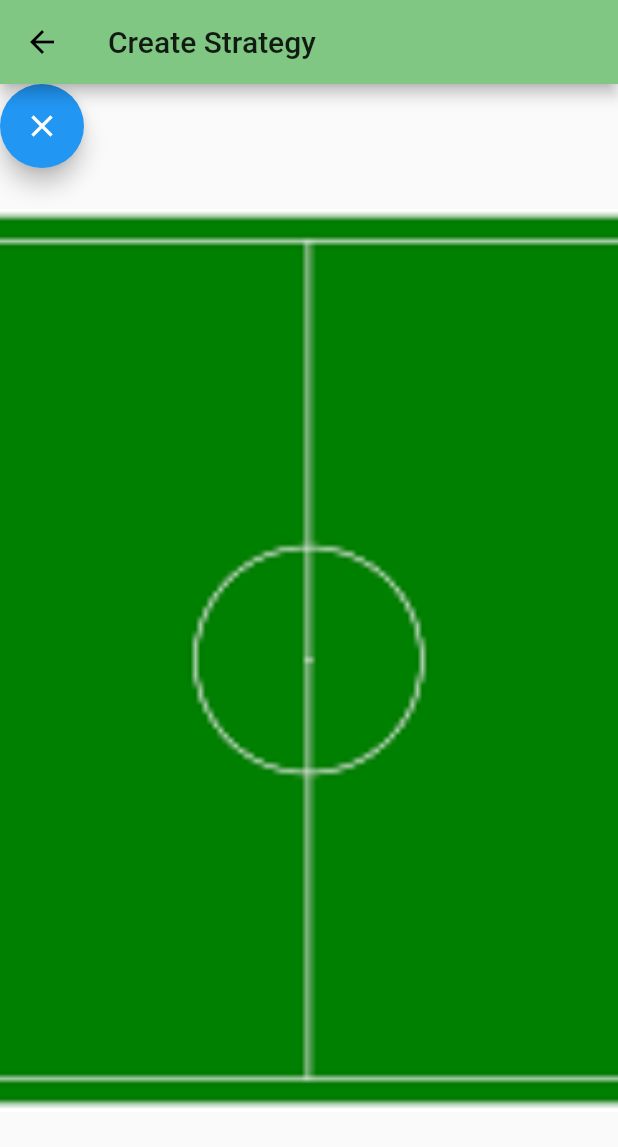
After one commit to emchughes/iCoachSports, a Flutter app: the CreateStrategyScreen screen opened by its route, after a tap on the "clear" icon, on a phone screen of 412 x 824 dp. The commit adds this screen. Shown: the top 1147 px of the screen. Run offline on Flutter 3.47's test engine with Material 2 defaults, Android fonts, the phone set to English and light mode, and no system bars; our stand-ins replace cloud_firestore, firebase_auth, firebase_core, google_fonts; accounts and stored records are empty.

Commit message:
Soccerboard touch screen working-nosave yet

```diff
--- a/lib/main.dart
+++ b/lib/main.dart
@@ -3,6 +3,7 @@ import 'package:flutter/material.dart';
 import 'package:iCoachSports/screens/addteam_screen.dart';
 import 'package:iCoachSports/screens/coachhome_screen.dart';
 import 'package:iCoachSports/screens/createaccount_screen.dart';
+import 'package:iCoachSports/screens/createstrategy_screen.dart';
 import 'package:iCoachSports/screens/login_screen.dart';
 import 'package:google_fonts/google_fonts.dart';
 import 'package:iCoachSports/screens/myteams_screen.dart';
@@ -32,6 +33,7 @@ class ICoachSportsApp extends StatelessWidget {
           CoachHomeScreen.routeName: (context) => CoachHomeScreen(),
           AddTeamScreen.routeName: (context) => AddTeamScreen(),
           MyTeamsScreen.routeName: (context) => MyTeamsScreen(),
+          CreateStrategyScreen.routeName: (context) => CreateStrategyScreen(),
         });
   }
 }
--- /dev/null
+++ b/lib/screens/createstrategy_screen.dart
@@ -0,0 +1,138 @@
+import 'dart:ui' as ui;
+import 'package:flutter/material.dart';
+import 'package:flutter/rendering.dart';
+
+class CreateStrategyScreen extends StatefulWidget {
+  static const routeName = '/coachHomeScreen/createStrategyScreen';
+  @override
+  State<StatefulWidget> createState() {
+    return _CreateStrategyState();
+  }
+}
+
+class _CreateStrategyState extends State<CreateStrategyScreen> {
+  _Controller con;
+
+  void initState() {
+    super.initState();
+    con = _Controller(this);
+  }
+
+  void render(fn) => setState(fn);
+
+    GlobalKey globalKey = GlobalKey();
+
+  List<TouchPoints> points = List();
+  double opacity = 1.0;
+  StrokeCap strokeType = StrokeCap.round;
+  double strokeWidth = 3.0;
+  Color selectedColor = Colors.white;
+
+  @override
+  Widget build(BuildContext context) {
+    return Scaffold(
+      appBar: AppBar(
+         title: Text('Create Strategy'),
+      ),
+      body: GestureDetector(
+        onPanUpdate: (details) {
+          setState(() {
+            RenderBox renderBox = context.findRenderObject();
+            points.add(TouchPoints(
+                points: renderBox.globalToLocal(details.globalPosition),
+                paint: Paint()
+                  ..strokeCap = strokeType
+                  ..isAntiAlias = true
+                  ..color = Colors.white.withOpacity(opacity)
+                  ..strokeWidth = strokeWidth));
+          });
+        },
+        onPanStart: (details) {
+          setState(() {
+            RenderBox renderBox = context.findRenderObject();
+            points.add(TouchPoints(
+                points: renderBox.globalToLocal(details.globalPosition),
+                paint: Paint()
+                  ..strokeCap = strokeType
+                  ..isAntiAlias = true
+                  ..color = selectedColor.withOpacity(opacity)
+                  ..strokeWidth = strokeWidth));
+          });
+        },
+        onPanEnd: (details) {
+          setState(() {
+            points.add(null);
+          });
+        },
+        child: RepaintBoundary(
+          key: globalKey,
+          child: Stack(
+            children: <Widget>[
+              Center(
+                child: Image.asset(
+                  'assets/images/SoccerBoard.png',
+                  height: 602,
+                  width: double.infinity,
+                  fit: BoxFit.cover,
+                ),
+              ),
+              CustomPaint(
+                size: Size.infinite,
+                painter: MyPainter(
+                  pointsList: points,
+                ),
+              ),
+              FloatingActionButton(
+                  heroTag: "erase",
+                  child: Icon(Icons.clear),
+                  tooltip: "Erase",
+                  onPressed: () {
+                    setState(() {
+                      points.clear();
+                    });
+                  }),
+            ],
+          ),
+        ),
+      ),
+    );
+  }
+}
+
+
+class _Controller {
+  _CreateStrategyState _state;
+  _Controller(this._state);
+}
+
+class TouchPoints {
+  Paint paint;
+  Offset points;
+  TouchPoints({this.points, this.paint});
+}
+
+class MyPainter extends CustomPainter {
+  MyPainter({this.pointsList});
+  List<TouchPoints> pointsList;
+  List<Offset> offsetPoints = List();
+
+  @override
+  void paint(Canvas canvas, Size size) {
+    for (int i = 0; i < pointsList.length - 1; i++) {
+      if (pointsList[i] != null && pointsList[i + 1] != null) {
+        canvas.drawLine(pointsList[i].points, pointsList[i + 1].points,
+            pointsList[i].paint);
+      } else if (pointsList[i] != null && pointsList[i + 1] == null) {
+        offsetPoints.clear();
+        offsetPoints.add(pointsList[i].points);
+        offsetPoints.add(Offset(
+            pointsList[i].points.dx + 0.1, pointsList[i].points.dy + 0.1));
+        canvas.drawPoints(
+            ui.PointMode.points, offsetPoints, pointsList[i].paint);
+      }
+    }
+  }
+
+  @override
+  bool shouldRepaint(MyPainter oldDelegate) => true;
+}
--- a/pubspec.yaml
+++ b/pubspec.yaml
@@ -53,7 +53,7 @@ flutter:
   # To add assets to your application, add an assets section, like this:
   assets:
     - assets/images/LogInScreen.jpg
-  #   - images/a_dot_ham.jpeg
+    - assets/images/SoccerBoard.png
 
   # An image asset can refer to one or more resolution-specific "variants", see
   # https://flutter.dev/assets-and-images/#resolution-aware.
```
Also changed, not shown: lib/screens/coachhome_screen.dart (+15 -4 lines), assets/images/SoccerBoard.png (added).
